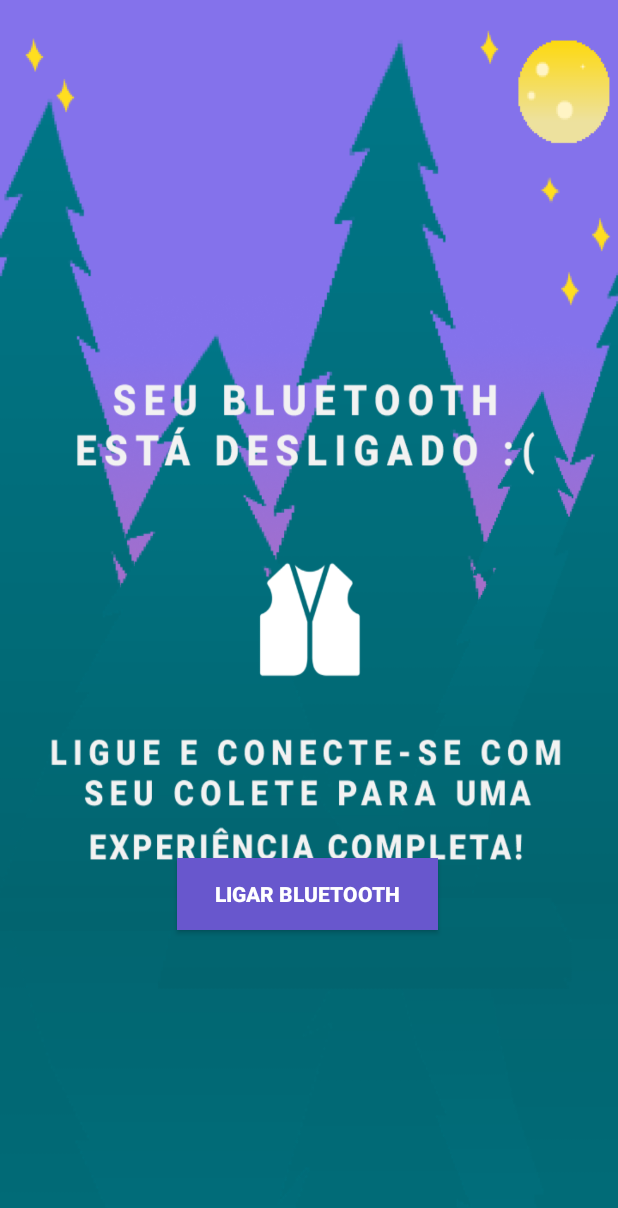
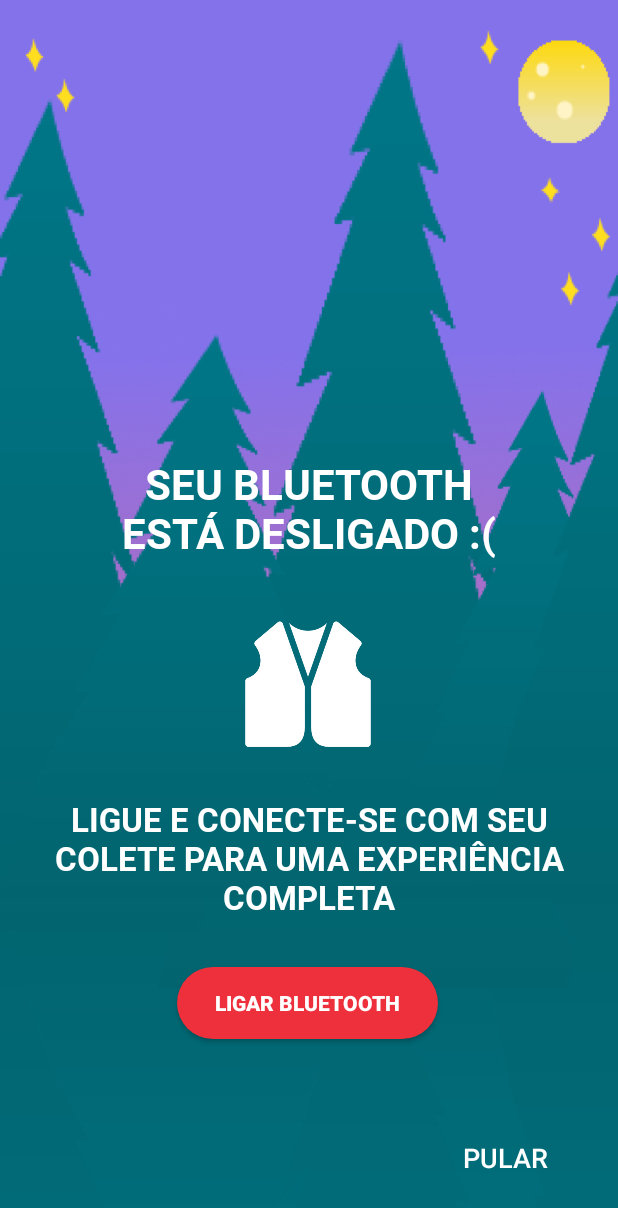
Before and after one commit to larissajaq/App-wonder, an Android app: the Bluetooth screen opened directly, with no data from a screen before it, on a phone screen of 412 x 824 dp. Shown: the top 1208 px of the screen. Run offline under Robolectric (Android 15) with nearby library versions, the light colour scheme and no system bars.

Commit message:
Pular, pag Bluetooth, bloqueio rotação de tela

```diff
--- a/app/src/main/java/com/example/wonder/Bluetooth.kt
+++ b/app/src/main/java/com/example/wonder/Bluetooth.kt
@@ -26,7 +26,10 @@ class  Bluetooth : AppCompatActivity() {
             startActivity(novaIntent);
         }
     }
-
+    fun ClickPular(view: View) {
+        var intent: Intent = Intent(this, MainActivity::class.java)
+        startActivity(intent)
+    }
     fun btnLigarBluetoothClick(view: View)
     {
         if (mBluetoothAdapter == null) {
--- a/app/src/main/java/com/example/wonder/MainActivity.kt
+++ b/app/src/main/java/com/example/wonder/MainActivity.kt
@@ -26,6 +26,7 @@ class MainActivity : AppCompatActivity() {
     fun ClickLog(view: View) {
         Log.d("log", "clicked");
     }
+
     private val clickListener: View.OnClickListener = View.OnClickListener { view ->
         when (view.id) {
             R.id.cardPorquinhos -> this.ClickLivro()
--- a/app/src/main/res/layout/activity_bluetooth.xml
+++ b/app/src/main/res/layout/activity_bluetooth.xml
@@ -6,21 +6,64 @@
         android:layout_width="match_parent"
         android:layout_height="match_parent"
         tools:context=".MainActivity"
-        android:background="@drawable/bluetooth_bg">
+        android:background="@drawable/first_back">
+
+    <TextView
+            android:text="Seu Bluetooth está desligado :("
+            android:layout_width="278dp"
+            android:layout_height="wrap_content"
+            android:id="@+id/text_bluetooth_one" android:textStyle="bold"
+            android:textSize="28sp" app:fontFamily="@font/roboto_bold"
+            android:textColor="@android:color/background_light" android:layout_marginEnd="8dp"
+            app:layout_constraintEnd_toEndOf="parent" android:layout_marginRight="8dp" android:layout_marginStart="8dp"
+            app:layout_constraintStart_toStartOf="parent" android:layout_marginLeft="8dp"
+            android:layout_marginBottom="450dp"
+            app:layout_constraintBottom_toBottomOf="parent" app:layout_constraintHorizontal_bias="0.495"
+            android:gravity="center" android:textAllCaps="true"/>
+
+    <TextView
+            android:text="Ligue e conecte-se com seu colete para uma experiência completa"
+            android:layout_width="353dp"
+            android:layout_height="wrap_content"
+            android:id="@+id/text_bluetooth_two" android:textStyle="bold"
+            android:textSize="22sp" app:fontFamily="@font/roboto_bold"
+            android:textColor="@android:color/background_light" android:layout_marginEnd="8dp"
+            app:layout_constraintEnd_toEndOf="parent" android:layout_marginRight="8dp" android:layout_marginStart="8dp"
+            app:layout_constraintStart_toStartOf="parent" android:layout_marginLeft="8dp"
+            android:gravity="center" android:textAllCaps="true"
+            app:layout_constraintTop_toBottomOf="@+id/imageView2"/>
 
     <Button
             android:text="Ligar Bluetooth"
             android:layout_width="174dp"
             android:layout_height="wrap_content"
             android:id="@+id/btnConectar"
-            android:background="@color/colorPrimaryDark"
+            android:background="@drawable/roundedbutton"
             android:textColor="#FFF"
             android:textStyle="bold"
             app:layout_constraintStart_toStartOf="parent"
             app:layout_constraintEnd_toEndOf="parent"
-            android:onClick="btnLigarBluetoothClick" android:layout_marginTop="572dp"
-            app:layout_constraintTop_toTopOf="parent"
-            app:layout_constraintHorizontal_bias="0.497"/>
+            android:onClick="btnLigarBluetoothClick"
+            app:layout_constraintHorizontal_bias="0.497" android:layout_marginTop="32dp"
+            app:layout_constraintTop_toBottomOf="@+id/text_bluetooth_two"/>
+    <Button
+            android:text="Pular"
+            android:layout_width="wrap_content"
+            android:layout_height="wrap_content"
+            app:layout_constraintBottom_toBottomOf="parent" android:layout_marginBottom="28dp"
+            android:id="@+id/button" app:layout_constraintEnd_toEndOf="parent" android:layout_marginEnd="8dp"
+            android:layout_marginRight="8dp" app:layout_constraintStart_toStartOf="parent"
+            android:layout_marginLeft="8dp" android:layout_marginStart="8dp"
+            android:onClick="ClickPular"
+            app:layout_constraintHorizontal_bias="0.925" android:background="@android:color/transparent"
+            android:textSize="18sp" android:textColor="@android:color/background_light"/>
+    <ImageView
+            android:layout_width="125dp"
+            android:layout_height="125dp" app:srcCompat="@drawable/ic_colete"
+            app:layout_constraintStart_toStartOf="parent"
+            app:layout_constraintEnd_toEndOf="parent" android:id="@+id/imageView2"
+            app:layout_constraintHorizontal_bias="0.498"
+            app:layout_constraintTop_toBottomOf="@+id/text_bluetooth_one" android:layout_marginTop="32dp"/>
 
 
 </android.support.constraint.ConstraintLayout>
--- a/app/src/main/res/layout/activity_livro.xml
+++ b/app/src/main/res/layout/activity_livro.xml
@@ -17,7 +17,7 @@
 
     <android.support.v7.widget.CardView
             xmlns:card_view="http://schemas.android.com/apk/res-auto"
-            android:layout_width="411dp"
+            android:layout_width="match_parent"
             android:layout_height="369dp"
             app:layout_constraintEnd_toEndOf="parent"
             app:layout_constraintStart_toStartOf="parent" app:layout_constraintBottom_toBottomOf="parent"
```
Also changed, not shown: app/src/main/AndroidManifest.xml (+18 -12 lines), app/src/main/res/drawable/ic_colete.png (added).
